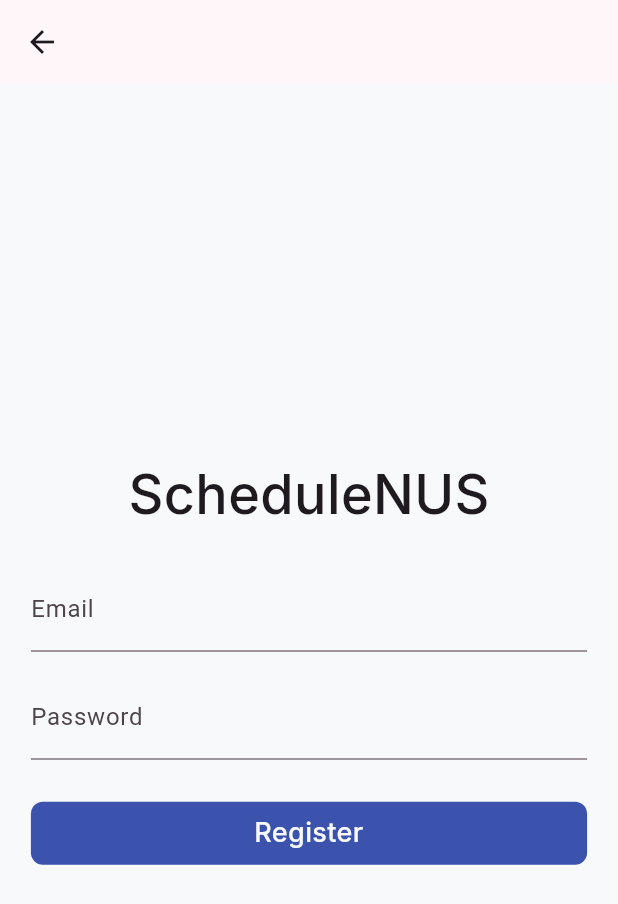
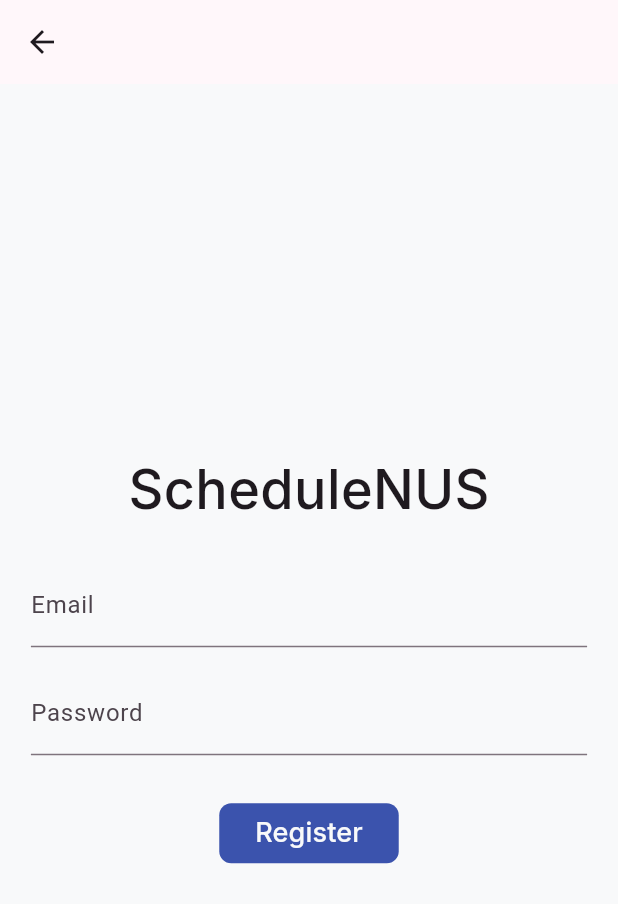
Before and after one commit to woowenjun99/schedulenus, a Flutter app: the screen it shows after launch, after a tap on "Sign In", after a tap on "Create an account", on a phone screen of 412 x 824 dp. Shown: the top 904 px of the screen. Run offline on Flutter 3.47's test engine with Material 3 defaults, Android fonts, the phone set to English and light mode, and no system bars; our stand-ins replace cloud_functions, convex_bottom_bar, dio, firebase_auth, firebase_core, flutter_riverpod and 7 more; accounts and stored records are empty; generated files the repository leaves out were written again.

Commit message:
Fix bug of the screen not showing correctly

```diff
--- a/lib/src/common_widgets/button.dart
+++ b/lib/src/common_widgets/button.dart
@@ -2,38 +2,43 @@ import 'package:flutter/material.dart';
 import 'package:google_fonts/google_fonts.dart';
 
 class PrimaryButton extends StatelessWidget {
+  final void Function() onPressed;
+  final bool isLoading;
   final String buttonText;
-  final void Function()? onTap;
-  final bool isLoading;
 
   const PrimaryButton({
     super.key,
+    required this.onPressed,
+    required this.isLoading,
     required this.buttonText,
-    required this.onTap,
-    required this.isLoading,
   });
 
   @override
   Widget build(BuildContext context) {
-    return InkWell(
-      onTap: onTap,
-      child: Container(
-        width: MediaQuery.of(context).size.width * 0.9,
-        padding: const EdgeInsetsDirectional.only(top: 8, bottom: 8),
-        decoration: BoxDecoration(
-          borderRadius: BorderRadius.circular(8),
-          color: Theme.of(context).colorScheme.primary,
+    return FilledButton(
+      style: ButtonStyle(
+        backgroundColor: MaterialStateProperty.all(
+          Theme.of(context).colorScheme.primary,
         ),
-        child: Text(
-          isLoading ? "Loading" : buttonText,
-          textAlign: TextAlign.center,
-          style: GoogleFonts.inter(
-            fontSize: 18,
-            color: Theme.of(context).colorScheme.background,
-            fontWeight: FontWeight.w500,
+        shape: MaterialStateProperty.all(
+          RoundedRectangleBorder(
+            borderRadius: BorderRadius.circular(8),
           ),
         ),
       ),
+      onPressed: onPressed,
+      child: isLoading
+          ? const CircularProgressIndicator(
+              color: Colors.white,
+            )
+          : Text(
+              buttonText,
+              style: GoogleFonts.inter(
+                fontSize: 18,
+                color: Theme.of(context).colorScheme.background,
+                fontWeight: FontWeight.w500,
+              ),
+            ),
     );
   }
 }
--- a/lib/src/common_widgets/options_button.dart
+++ b/lib/src/common_widgets/options_button.dart
@@ -19,7 +19,7 @@ class OptionsButton extends StatelessWidget {
 
   @override
   Widget build(BuildContext context) {
-    return InkWell(
+    return GestureDetector(
       onTap: () => context.pushNamed(routeName),
       child: Container(
         width: 160,
--- a/lib/src/routes/go_router.dart
+++ b/lib/src/routes/go_router.dart
@@ -29,6 +29,11 @@ GoRouter goRouter(ref) {
       if (!isLoggedIn &&
           (state.fullPath != "/registration" && state.fullPath != "/login")) {
         return "/login";
+      }
+
+      if (isLoggedIn &&
+          (state.fullPath == "/login" || state.fullPath == "/registration")) {
+        return "/home";
       }
       return null;
     },
--- a/lib/src/screens/edit_profile_screen.dart
+++ b/lib/src/screens/edit_profile_screen.dart
@@ -49,7 +49,7 @@ class _ProfileScreenState extends ConsumerState<ProfileScreen> {
           const SizedBox(height: 24),
           PrimaryButton(
             buttonText: "Edit Information",
-            onTap: authRepository.signout,
+            onPressed: authRepository.signout,
             isLoading: false,
           )
         ],
--- a/lib/src/screens/login_screen.dart
+++ b/lib/src/screens/login_screen.dart
@@ -5,6 +5,7 @@ import 'package:go_router/go_router.dart';
 import 'package:google_fonts/google_fonts.dart';
 import 'package:material_design_icons_flutter/material_design_icons_flutter.dart';
 
+import 'package:schedulenus/src/common_widgets/button.dart';
 import 'package:schedulenus/src/routes/app_route.dart';
 import 'package:schedulenus/src/services/auth/presentation/auth_screen_controller.dart';
 import 'package:schedulenus/src/util/async_value_ui.dart';
@@ -84,44 +85,21 @@ class _LoginScreenState extends ConsumerState<LoginScreen> {
 
                     return SizedBox(
                       width: contentWidth,
-                      child: FilledButton(
-                        style: ButtonStyle(
-                          backgroundColor: MaterialStateProperty.all(
-                            Theme.of(context).colorScheme.primary,
-                          ),
-                          shape: MaterialStateProperty.all(
-                            RoundedRectangleBorder(
-                              borderRadius: BorderRadius.circular(8),
-                            ),
-                          ),
-                        ),
+                      child: PrimaryButton(
+                        isLoading: state.isLoading,
+                        buttonText: "Sign In",
                         onPressed: () async {
                           final bool isValid = _form.currentState!.validate();
                           if (!isValid) return;
-                          final bool isSuccess = await ref
+                          _form.currentState!.save();
+                          await ref
                               .watch(authScreenControllerProvider.notifier)
                               .submit(
                                 email: _emailController.text,
                                 password: _passwordController.text,
                                 formState: AuthScreenFormState.login,
                               );
-                          if (mounted && isSuccess) {
-                            context.pushNamed(AppRoute.home.name);
-                          }
                         },
-                        child: state.isLoading
-                            ? const CircularProgressIndicator(
-                                color: Colors.white,
-                              )
-                            : Text(
-                                "Sign In",
-                                style: GoogleFonts.inter(
-                                  fontSize: 18,
-                                  color:
-                                      Theme.of(context).colorScheme.background,
-                                  fontWeight: FontWeight.w500,
-                                ),
-                              ),
                       ),
                     );
                   }),
--- a/lib/src/screens/registration_screen.dart
+++ b/lib/src/screens/registration_screen.dart
@@ -81,7 +81,7 @@ class _RegistrationScreenState extends ConsumerState<RegistrationScreen> {
 
                 return PrimaryButton(
                   buttonText: "Register",
-                  onTap: () async {
+                  onPressed: () async {
                     final bool? isValid = _form.currentState?.validate();
                     if (isValid == null || isValid == false) return;
                     final bool isSuccess = await ref
```
Also changed, not shown: lib/src/routes/go_router.g.dart.
